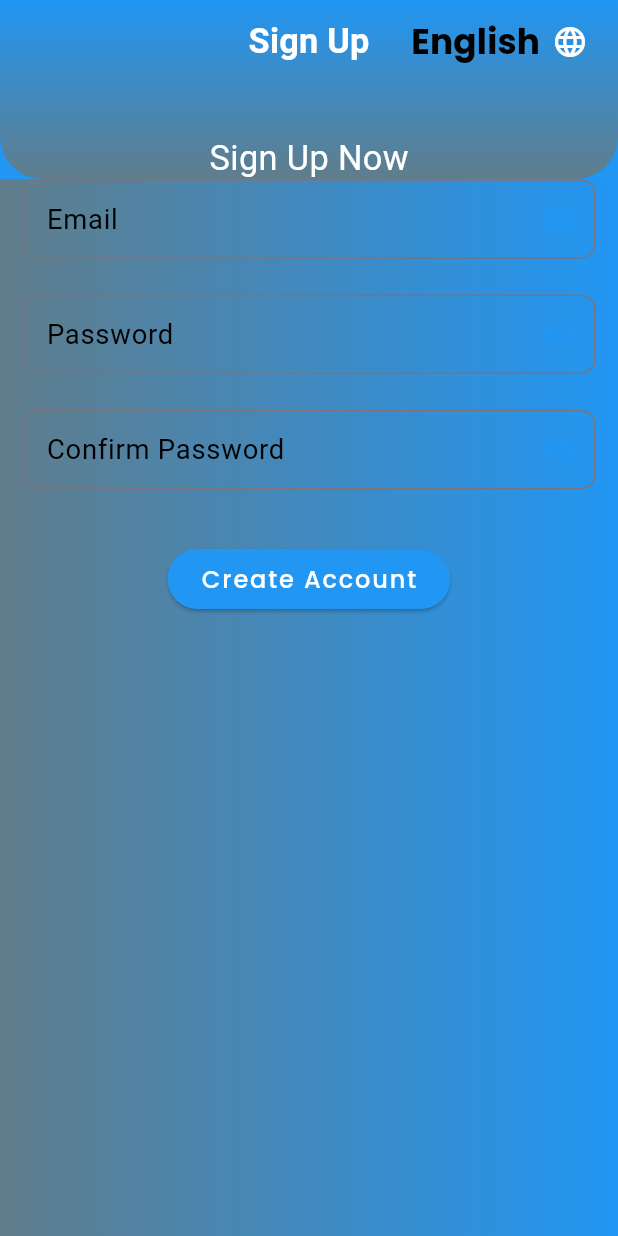
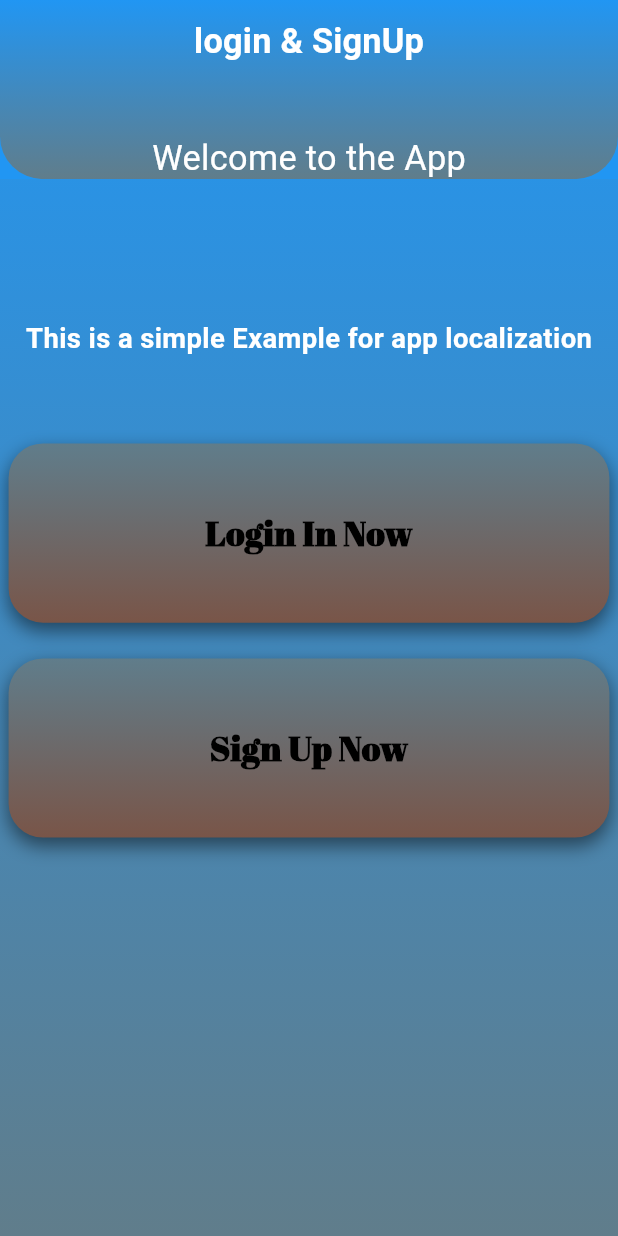
Before and after one commit to Gulshid/flutter-Localization, a Flutter app: the screen it shows after launch, on a phone screen of 412 x 824 dp. Run offline on Flutter 3.47's test engine with Material 3 defaults, Android fonts, the phone set to English and light mode, and no system bars; our stand-ins replace flutter_screenutil, google_fonts; generated files the repository leaves out were written again; Roboto replaces fonts that are missing (Agbalumo, Podkova).

Commit message:
Successfully Completed---------->

```diff
--- a/app_localizations/lib/Routes/Routes.dart
+++ b/app_localizations/lib/Routes/Routes.dart
@@ -1,4 +1,6 @@
 import 'package:app_localizations/Routes/RoutesName.dart';
+import 'package:app_localizations/views_/Home_view.dart';
+import 'package:app_localizations/views_/Login_view.dart';
 import 'package:app_localizations/views_/SignUp_View.dart';
 import 'package:flutter/material.dart';
 import 'package:flutter/widgets.dart';
@@ -6,10 +8,24 @@ import 'package:flutter/widgets.dart';
 class Routes {
   static Route<dynamic> generate_Route(RouteSettings local) {
     switch (local.name) {
+      case Routesname.home:
+        {
+          return MaterialPageRoute(
+            builder: (BuildContext context) => HomeView(),
+          );
+        }
+
       case Routesname.signup:
         {
           return MaterialPageRoute(
             builder: (BuildContext context) => SignUpView(),
+          );
+        }
+
+      case Routesname.login:
+        {
+          return MaterialPageRoute(
+            builder: (BuildContext context) => LoginView(),
           );
         }
 
--- a/app_localizations/lib/Routes/RoutesName.dart
+++ b/app_localizations/lib/Routes/RoutesName.dart
@@ -1,3 +1,5 @@
 class Routesname {
-  static const String signup ='SignUp View';
+  static const String home = 'Home View';
+  static const String signup = 'SignUp View';
+  static const String login = 'login View';
 }
--- a/app_localizations/lib/l10n/app_en.arb
+++ b/app_localizations/lib/l10n/app_en.arb
@@ -3,6 +3,13 @@
     "emailLabel": "Email",
     "passwordLabel": "Password",
     "confirmPasswordLabel": "Confirm Password",
-    "signUpButton": "Create Account"
+    "signUpButton": "Create Account",
+    "loginTitle": "Login",
+    "emailLab": "Email",
+    "passwordLab": "Password",
+    "loginButton": "Sign In",
+    "forgotPassword": "Forgot Password?",
+    "noAccount": "Don't have an account?",
+    "signUpNow": "Sign Up Now"
 
 }
--- a/app_localizations/lib/main.dart
+++ b/app_localizations/lib/main.dart
@@ -1,7 +1,6 @@
-// import 'package:app_localizations/Routes/Routes.dart';
-// import 'package:app_localizations/Routes/RoutesName.dart';
+import 'package:app_localizations/Routes/Routes.dart';
+import 'package:app_localizations/Routes/RoutesName.dart';
 import 'package:app_localizations/viewModel_/LocalizationPro.dart';
-import 'package:app_localizations/views_/SignUp_View.dart';
 import 'package:flutter/material.dart';
 import 'package:flutter_screenutil/flutter_screenutil.dart';
 import 'package:provider/provider.dart';
@@ -48,9 +47,9 @@ class MyApp extends StatelessWidget {
                 ),
               ),
 
-              // initialRoute: Routesname.signup,
-              // onGenerateRoute: Routes.generate_Route,
-              home:SignUpView()
+              initialRoute: Routesname.home,
+              onGenerateRoute: Routes.generate_Route,
+              // home:()
 
               );
           },
--- /dev/null
+++ b/app_localizations/lib/views_/Home_view.dart
@@ -0,0 +1,181 @@
+import 'package:app_localizations/Routes/RoutesName.dart';
+import 'package:flutter/material.dart';
+import 'package:flutter_screenutil/flutter_screenutil.dart';
+import 'package:google_fonts/google_fonts.dart';
+
+class HomeView extends StatefulWidget {
+  const HomeView({super.key});
+
+  @override
+  State<HomeView> createState() => _HomeViewState();
+}
+
+class _HomeViewState extends State<HomeView> {
+  @override
+  Widget build(BuildContext context) {
+    return Scaffold(
+      body: Container(
+        decoration: BoxDecoration(
+          gradient: LinearGradient(
+            colors: [Colors.blue, Colors.blueGrey],
+            begin: Alignment.topRight,
+            end: Alignment.bottomRight,
+          ),
+        ),
+        child: CustomScrollView(
+          slivers: [
+            SliverAppBar(
+              backgroundColor: Colors.blue,
+              title: Text(
+                ('login & SignUp'),
+                style: GoogleFonts.agbalumo(
+                  color: Colors.white,
+                  fontSize: 20.sp,
+                  fontWeight: FontWeight.bold,
+                ),
+              ),
+              centerTitle: true,
+              expandedHeight: 100.h,
+              floating: true,
+              pinned: true,
+
+
+
+              flexibleSpace: LayoutBuilder(
+                builder: (BuildContext context, BoxConstraints constraints) {
+                  return ClipRRect(
+                    borderRadius: BorderRadius.only(
+                      bottomLeft: Radius.circular(25.r),
+                      bottomRight: Radius.circular(25.r),
+                    ),
+                    child: Container(
+                      decoration: BoxDecoration(
+                        gradient: LinearGradient(
+                          colors: [Colors.blue, Colors.blueGrey],
+                          begin: Alignment.topRight,
+                          end: Alignment.bottomRight,
+                        ),
+                      ),
+
+                      child: FlexibleSpaceBar(
+                        background: Column(
+                          mainAxisAlignment: MainAxisAlignment.end,
+                          crossAxisAlignment: CrossAxisAlignment.center,
+                          children: [
+                            Text(
+                              'Welcome to the App',
+                              style: GoogleFonts.podkova(
+                                color: Colors.white,
+                                fontSize: 20.sp,
+                              ),
+                            ),
+                          ],
+                        ),
+                      ),
+                    ),
+                  );
+                },
+              ),
+            ),
+
+            SliverToBoxAdapter(
+              child: Column(
+                mainAxisAlignment: MainAxisAlignment.end,
+                crossAxisAlignment: CrossAxisAlignment.center,
+                children: [
+                  SizedBox(height: 80.h),
+                  Text(
+                    'This is a simple Example for app localization',
+                    style: GoogleFonts.podkova(
+                      color: Colors.white,
+                      fontSize: 16.sp,
+                      fontWeight: FontWeight.bold,
+                    ),
+                  ),
+
+                  SizedBox(height: 50.h),
+                  GestureDetector(
+                    onTap: () {
+                      Navigator.pushNamed(context, Routesname.login);
+                    },
+                    child: Container(
+                      height: 100.h,
+                      width: 350.w,
+                      decoration: BoxDecoration(
+                        gradient: LinearGradient(
+                          colors: [Colors.blueGrey, Colors.brown],
+                          begin: Alignment.topRight,
+                          end: Alignment.bottomRight,
+                        ),
+
+                        borderRadius: BorderRadius.circular(20.r),
+                        boxShadow: [
+                          BoxShadow(
+                            // ignore: deprecated_member_use
+                            color: Colors.black.withOpacity(0.5),
+                            blurRadius: 10,
+                            offset: Offset(0, 5),
+                          ),
+                        ],
+                      ),
+
+                      child: Center(
+                        child: Text(
+                          'Login In Now',
+                          style: GoogleFonts.abrilFatface(
+                            color: Colors.black,
+                            fontSize: 20.sp,
+                            fontWeight: FontWeight.bold,
+                          ),
+                        ),
+                      ),
+                    ),
+                  ),
+
+                  SizedBox(height: 20.h),
+                  GestureDetector(
+                    onTap: () {
+                      Navigator.pushNamed(context, Routesname.signup);
+                    },
+                    child: Container(
+                      height: 100.h,
+                      width: 350.w,
+                      decoration: BoxDecoration(
+                        gradient: LinearGradient(
+                          colors: [Colors.blueGrey, Colors.brown],
+                          begin: Alignment.topRight,
+                          end: Alignment.bottomRight,
+                        ),
+
+                        borderRadius: BorderRadius.circular(20.r),
+                        boxShadow: [
+                          BoxShadow(
+                            // ignore: deprecated_member_use
+                            color: Colors.black.withOpacity(0.5),
+                            blurRadius: 10,
+                            offset: Offset(0, 5),
+                          ),
+                        ],
+                      ),
+
+                      child: Center(
+                        child: Text(
+                          'Sign Up Now',
+                          style: GoogleFonts.abrilFatface(
+                            color: Colors.black,
+                            fontSize: 20.sp,
+                            fontWeight: FontWeight.bold,
+                          ),
+                        ),
+                      ),
+                    ),
+                  ),
+                ],
+              ),
+            ),
+          ],
+        ),
+      ),
+    );
+  }
+}
--- a/app_localizations/pubspec.yaml
+++ b/app_localizations/pubspec.yaml
@@ -66,8 +66,8 @@ flutter:
   uses-material-design: true
 
   # To add assets to your application, add an assets section, like this:
-  # assets:
-  #   - images/a_dot_burr.jpeg
+  assets:
+    - assets/localizations.png
   #   - images/a_dot_ham.jpeg
 
   # An image asset can refer to one or more resolution-specific "variants", see
```
Also changed, not shown: app_localizations/lib/l10n/app_es.arb (+8 -1 lines), app_localizations/lib/l10n/app_ps.arb (+8 -1 lines), app_localizations/lib/l10n/app_ur.arb (+8 -1 lines), app_localizations/lib/views_/Login_view.dart (added, +280 -0 lines), app_localizations/lib/views_/SignUp_View.dart (+41 -9 lines), app_localizations/assets/localizations.png (added).
